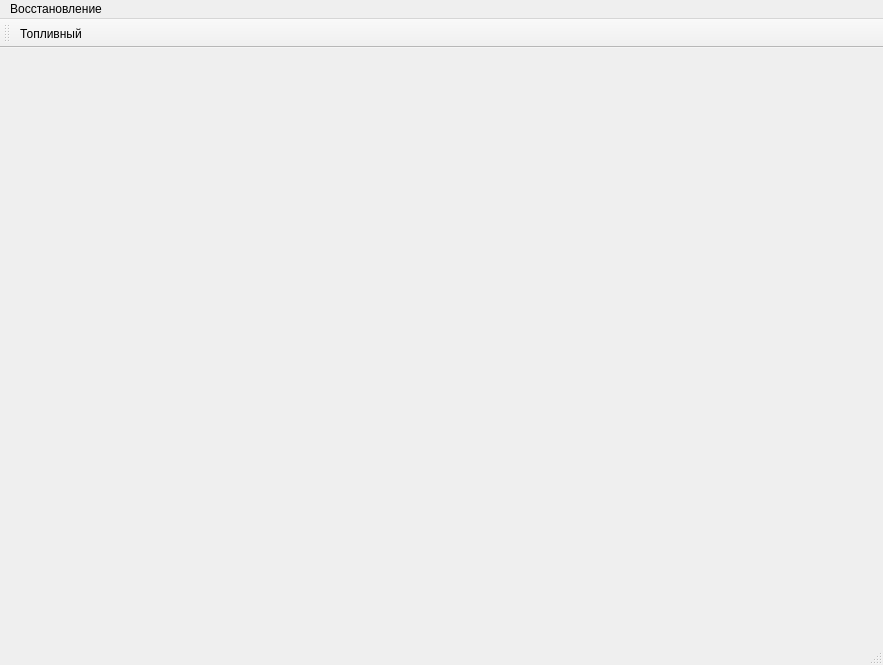
rust3128/CheckRecovery, file mainwindow.ui: the form before one commit.
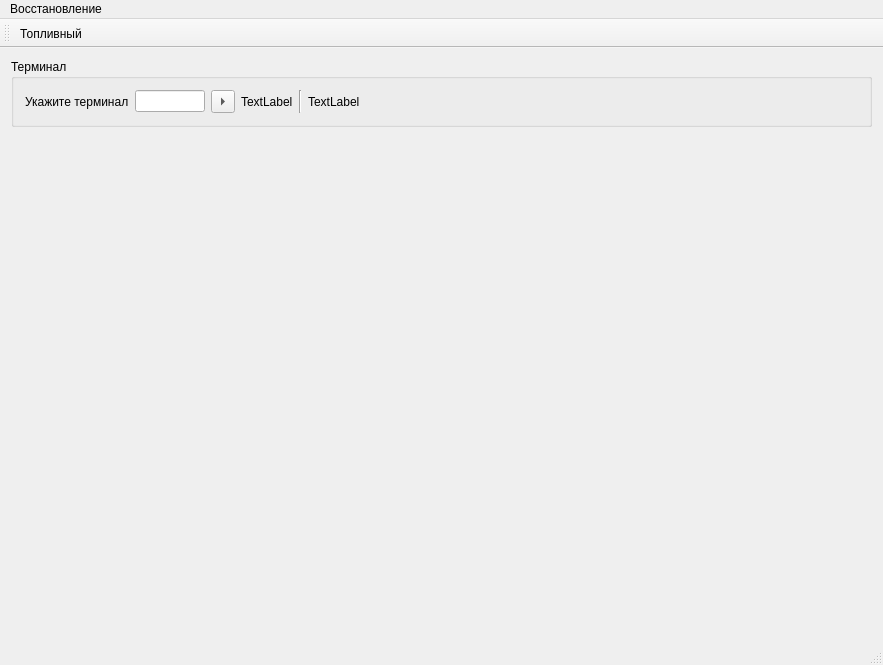
The form after the commit. Icons and pictures are not drawn.

The edit to the form file:
```diff
--- a/mainwindow.ui
+++ b/mainwindow.ui
@@ -13,7 +13,111 @@
   <property name="windowTitle">
    <string>MainWindow</string>
   </property>
-  <widget class="QWidget" name="centralWidget"/>
+  <widget class="QWidget" name="centralWidget">
+   <layout class="QGridLayout" name="gridLayout_2">
+    <item row="0" column="0">
+     <widget class="QGroupBox" name="groupBoxTerminal">
+      <property name="title">
+       <string>Терминал</string>
+      </property>
+      <layout class="QGridLayout" name="gridLayout">
+       <item row="0" column="6">
+        <spacer name="horizontalSpacer">
+         <property name="orientation">
+          <enum>Qt::Horizontal</enum>
+         </property>
+         <property name="sizeHint" stdset="0">
+          <size>
+           <width>40</width>
+           <height>20</height>
+          </size>
+         </property>
+        </spacer>
+       </item>
+       <item row="0" column="3">
+        <widget class="QLabel" name="labelTerminlInfo">
+         <property name="text">
+          <string>TextLabel</string>
+         </property>
+        </widget>
+       </item>
+       <item row="0" column="5">
+        <widget class="QLabel" name="labelOnLineStatus">
+         <property name="text">
+          <string>TextLabel</string>
+         </property>
+        </widget>
+       </item>
+       <item row="0" column="1">
+        <widget class="QLineEdit" name="lineEditTerminal">
+         <property name="minimumSize">
+          <size>
+           <width>70</width>
+           <height>0</height>
+          </size>
+         </property>
+         <property name="maximumSize">
+          <size>
+           <width>70</width>
+           <height>16777215</height>
+          </size>
+         </property>
+        </widget>
+       </item>
+       <item row="0" column="0">
+        <widget class="QLabel" name="label">
+         <property name="text">
+          <string>Укажите терминал</string>
+         </property>
+        </widget>
+       </item>
+       <item row="0" column="4">
+        <widget class="Line" name="line">
+         <property name="orientation">
+          <enum>Qt::Vertical</enum>
+         </property>
+        </widget>
+       </item>
+       <item row="0" column="2">
+        <widget class="QToolButton" name="toolButtonSelectTerminals">
+         <property name="toolTip">
+          <string>Выбрать терминал из списка</string>
+         </property>
+         <property name="text">
+          <string>...</string>
+         </property>
+         <property name="popupMode">
+          <enum>QToolButton::DelayedPopup</enum>
+         </property>
+         <property name="toolButtonStyle">
+          <enum>Qt::ToolButtonIconOnly</enum>
+         </property>
+         <property name="autoRaise">
+          <bool>false</bool>
+         </property>
+         <property name="arrowType">
+          <enum>Qt::RightArrow</enum>
+         </property>
+        </widget>
+       </item>
+      </layout>
+     </widget>
+    </item>
+    <item row="1" column="0">
+     <spacer name="verticalSpacer">
+      <property name="orientation">
+       <enum>Qt::Vertical</enum>
+      </property>
+      <property name="sizeHint" stdset="0">
+       <size>
+        <width>20</width>
+        <height>40</height>
+       </size>
+      </property>
+     </spacer>
+    </item>
+   </layout>
+  </widget>
   <widget class="QMenuBar" name="menuBar">
    <property name="geometry">
     <rect>
```
